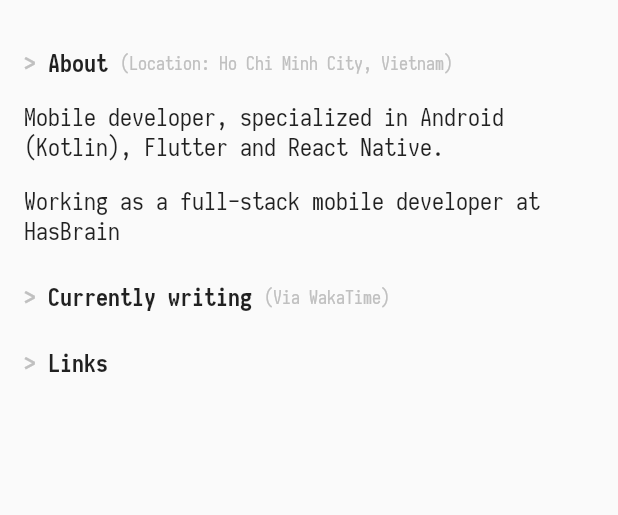
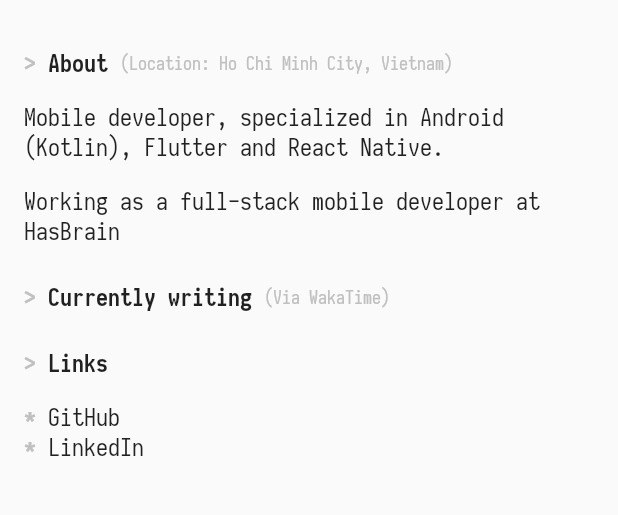
Before and after one commit to simonpham/simonit_dev, a Flutter app: the screen it shows after launch, on a phone screen of 412 x 824 dp, the part 84-599 px from its top. Run offline on Flutter 3.47's test engine with Material 2 defaults, Android fonts, the phone set to English and light mode, and no system bars; missing offline and left inert: dart:js.

Commit message:
feat: add bullet text

```diff
--- a/lib/views/pages/main_page.dart
+++ b/lib/views/pages/main_page.dart
@@ -1,5 +1,6 @@
 import 'package:flutter/material.dart';
 import 'package:simonit_dev/constants/strings.dart';
+import 'package:simonit_dev/views/widgets/bullet_text.dart';
 import 'package:simonit_dev/views/widgets/header.dart';
 import 'package:simonit_dev/views/widgets/section_content.dart';
 import 'package:simonit_dev/views/widgets/section_header.dart';
@@ -26,7 +27,7 @@ class MainPage extends StatelessWidget {
               _buildCurrentlyWritingHeader().addMarginTop(1),
               _buildCurrentlyWritingSection(),
               _buildLinksHeader().addMarginTop(1),
-              _buildLinksSection(),
+              _buildLinksSection().addMarginTop(1),
             ],
           ).wrapWithContainer(),
         ),
@@ -72,7 +73,10 @@ class MainPage extends StatelessWidget {
   Widget _buildLinksSection() {
     return Column(
       crossAxisAlignment: CrossAxisAlignment.start,
-      children: <Widget>[],
+      children: <Widget>[
+        BulletText("GitHub").wrapLink(Str.gitHubProfileUrl),
+        BulletText("LinkedIn").wrapLink(Str.linkedInProfileUrl),
+      ],
     );
   }
 }
--- /dev/null
+++ b/lib/views/widgets/bullet_text.dart
@@ -0,0 +1,43 @@
+import 'package:flutter/material.dart';
+
+import 'package:simonit_dev/utils/extensions.dart';
+
+class BulletText extends StatelessWidget {
+  final String text;
+
+  const BulletText(
+    this.text, {
+    Key key,
+  }) : super(key: key);
+
+  @override
+  Widget build(BuildContext context) {
+    return Row(
+      mainAxisSize: MainAxisSize.min,
+      children: <Widget>[
+        _buildBullet(),
+        _buildText().addMarginLeft(),
+      ],
+    );
+  }
+
+  Widget _buildBullet() {
+    return Text(
+      "*",
+      style: TextStyle(
+        fontSize: 16.0,
+        fontWeight: FontWeight.bold,
+        color: Color.fromRGBO(192, 192, 192, 1.0),
+      ),
+    );
+  }
+
+  Widget _buildText() {
+    return Text(
+      text,
+      style: TextStyle(
+        fontSize: 16.0,
+      ),
+    );
+  }
+}
--- a/lib/views/widgets/section_header.dart
+++ b/lib/views/widgets/section_header.dart
@@ -17,6 +17,7 @@ class SectionHeader extends StatelessWidget {
   @override
   Widget build(BuildContext context) {
     return Row(
+      mainAxisSize: MainAxisSize.min,
       children: <Widget>[
         _buildArrow(),
         _buildTitle().addMarginLeft(),
```
